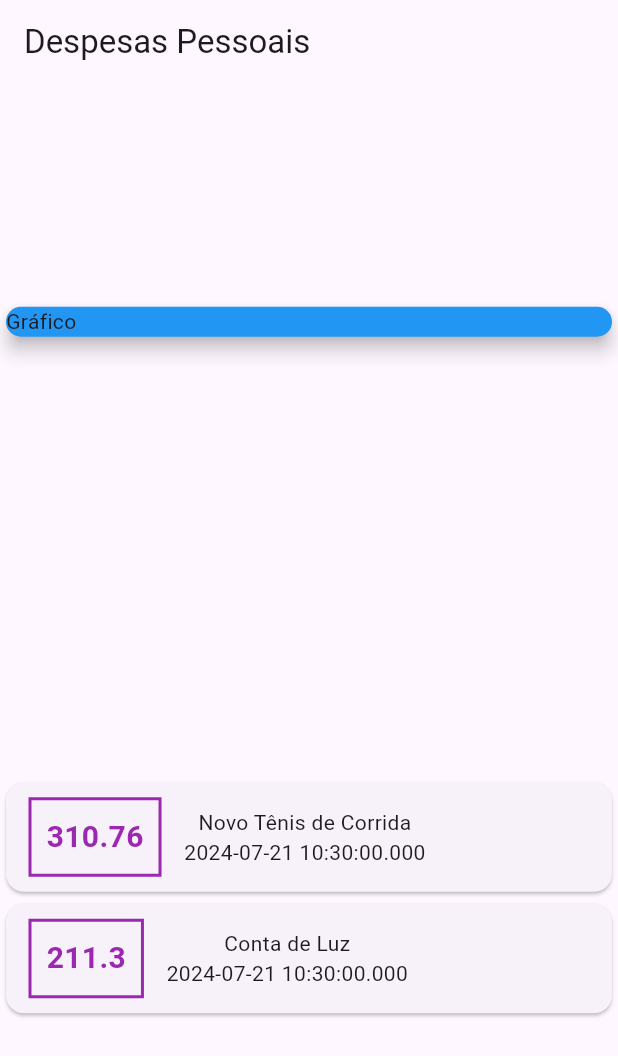
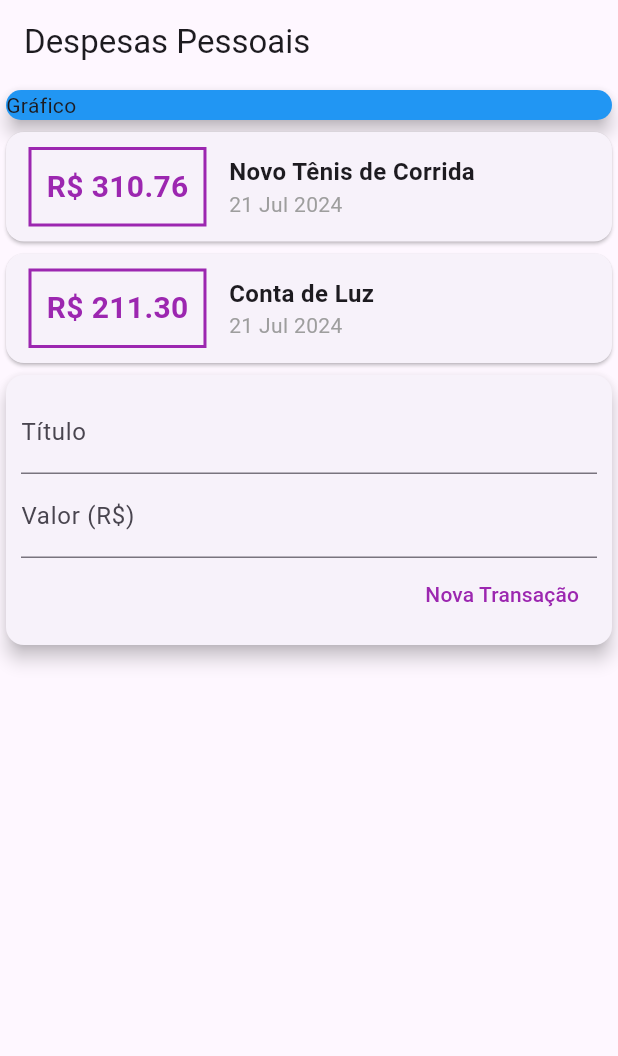
Before and after one commit to Jennyads/expenses-flutter, a Flutter app: the screen it shows after launch, on a phone screen of 412 x 824 dp. Shown: the top 1056 px of the screen. Run offline on Flutter 3.47's test engine with Material 3 defaults, Android fonts, the phone set to English and light mode, and no system bars.

Commit message:
added text field

```diff
--- a/lib/main.dart
+++ b/lib/main.dart
@@ -1,5 +1,6 @@
 import 'package:flutter/material.dart';
 import 'models/transaction.dart';
+import 'package:intl/intl.dart';
 
 main() => runApp(const ExpensesApp());
 
@@ -35,7 +36,6 @@ class MyHomePage extends StatelessWidget {
         title: const Text('Despesas Pessoais'),
       ),
       body: Column(
-        mainAxisAlignment: MainAxisAlignment.spaceAround,
         crossAxisAlignment: CrossAxisAlignment.stretch,
         children: [
           const SizedBox(
@@ -63,7 +63,7 @@ class MyHomePage extends StatelessWidget {
                       ),
                       padding: const EdgeInsets.all(10),
                       child: Text(
-                        tr.value.toString(),
+                        'R\$ ${tr.value.toStringAsFixed(2)}',
                         style: const TextStyle(
                           fontWeight: FontWeight.bold,
                           fontSize: 20,
@@ -72,9 +72,21 @@ class MyHomePage extends StatelessWidget {
                       ),
                     ),
                     Column(
+                      crossAxisAlignment: CrossAxisAlignment.start,
                       children: [
-                        Text(tr.title),
-                        Text(tr.date.toString()),
+                        Text(
+                          tr.title,
+                          style: const TextStyle(
+                            fontSize: 16,
+                            fontWeight: FontWeight.bold,
+                          ),
+                        ),
+                        Text(
+                          DateFormat('d MMM y').format(tr.date),
+                          style: const TextStyle(
+                            color: Colors.grey,
+                          ),
+                        ),
                       ],
                     ),
                   ],
@@ -82,6 +94,40 @@ class MyHomePage extends StatelessWidget {
               );
             }).toList(),
           ),
+          Card(
+            elevation: 5,
+            child: Padding(
+              padding: const EdgeInsets.all(10),
+              child: Column(
+                children: [
+                  const TextField(
+                    decoration: InputDecoration(
+                      labelText: 'Título',
+                    ),
+                  ),
+                  const TextField(
+                    decoration: InputDecoration(
+                      labelText: 'Valor (R\$)',
+                    ),
+                  ),
+                  Row(
+                    mainAxisAlignment: MainAxisAlignment.end,
+                    children: <Widget>[
+                      TextButton(
+                        child: const Text(
+                          'Nova Transação',
+                          style: TextStyle(
+                            color: Colors.purple,
+                          ),
+                        ),
+                        onPressed: () {},
+                      )
+                    ],
+                  ),
+                ],
+              ),
+            ),
+          )
         ],
       ),
     );
--- a/pubspec.yaml
+++ b/pubspec.yaml
@@ -30,7 +30,7 @@ environment:
 dependencies:
   flutter:
     sdk: flutter
-
+  intl: ^0.18.1
 
   # The following adds the Cupertino Icons font to your application.
   # Use with the CupertinoIcons class for iOS style icons.
```
Also changed, not shown: pubspec.lock, 3 other files.
